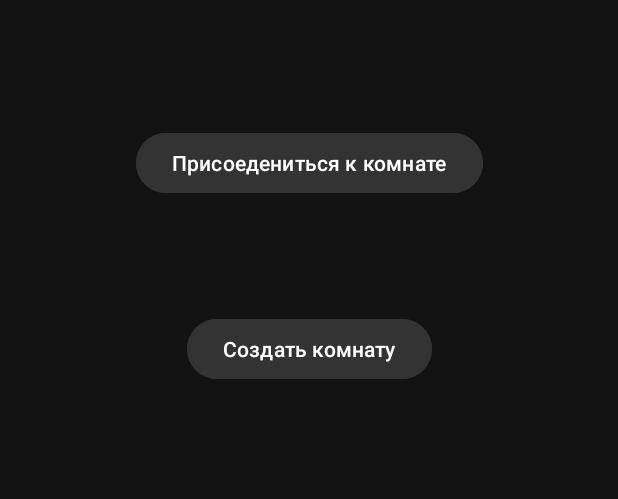
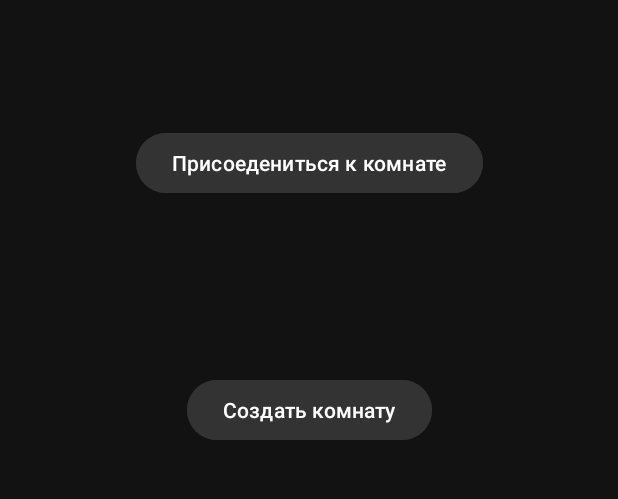
Before and after one commit to nyaku12/Qroom, an Android app built with Jetpack Compose: the screen it shows after launch (MainActivity), on a phone screen of 412 x 824 dp, the part 120-619 px from its top. Run offline under Robolectric (Android 15) with nearby library versions, the light colour scheme and no system bars.

Commit message:
some version, idk

```diff
--- a/app/src/main/res/layout/activity_main.xml
+++ b/app/src/main/res/layout/activity_main.xml
@@ -33,7 +33,7 @@
         android:layout_width="wrap_content"
         android:layout_height="wrap_content"
         android:orientation="horizontal"
-        app:layout_constraintGuide_percent="0.35" />
+        app:layout_constraintGuide_percent="0.4" />
 
     <Button
         android:id="@+id/Join_Button"
```
